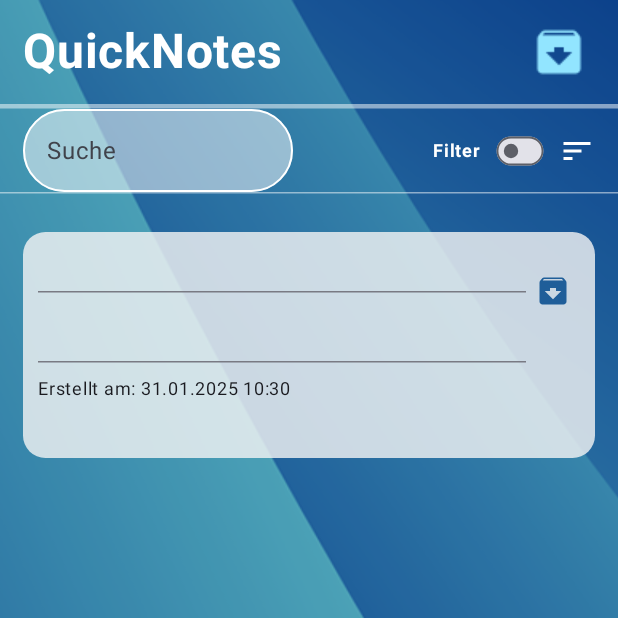
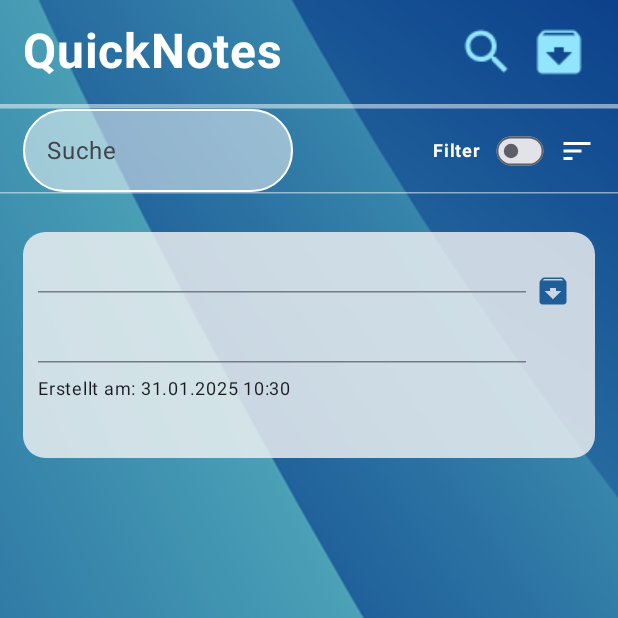
Before and after one commit to N-E-O-N-E/04-04-taskmanager-N-E-O-N-E, an Android app built with Jetpack Compose: the screen it shows after launch (MainActivity), after a tap on "Speichern", on a phone screen of 412 x 824 dp, the top half of it. Run offline under Robolectric (Android 15) with nearby library versions, the phone set to English and light mode, and no system bars; our stand-ins replace Room's generated code; 1 other tap on this screen came first.

```diff
--- a/app/src/main/java/de/syntax_institut/taskmanager/views/TodoList.kt
+++ b/app/src/main/java/de/syntax_institut/taskmanager/views/TodoList.kt
@@ -55,8 +55,10 @@
     viewModel: TodoViewModel = viewModel()
 ) {
     var textInput by remember { mutableStateOf("") }
+    var searchTextInput by remember { mutableStateOf("") }
     val sortState by viewModel.getSortState.collectAsState(initial = false)
     var showArchiveSheetState by remember { mutableStateOf(false) }
+    var showSearchField by remember { mutableStateOf(false) }
 
     if (showArchiveSheetState) {
         ModalBottomSheet(
@@ -97,6 +99,28 @@
                 text = "QuickNotes"
             )
 
+
+            IconButton(
+                modifier = Modifier.padding(0.dp),
+                onClick = {
+                    if (showSearchField) {
+                        showSearchField = false
+                        searchTextInput = ""
+
+                    } else {
+                        showSearchField = true
+                    }
+                }
+            ) {
+                Image(
+                    modifier = Modifier.scale(1.6f),
+                    painter = painterResource(id = R.drawable.baseline_search_24),
+                    contentDescription = "Archive",
+                    colorFilter = ColorFilter.tint(ArchivIcon),
+                )
+            }
+
+
             IconButton(
                 modifier = Modifier.padding(0.dp),
                 onClick = {
@@ -127,9 +151,10 @@
         )
         {
 
+            if (showSearchField) {
                 OutlinedTextField(
-                value = textInput,
-                onValueChange = { textInput = it },
+                    value = searchTextInput,
+                    onValueChange = { searchTextInput = it },
                     modifier = Modifier
                         .width(180.dp)
                         .height(55.dp)
@@ -144,6 +169,7 @@
                     ),
                     placeholder = { Text("Suche") }
                 )
+            }
 
             Spacer(modifier = Modifier.weight(1f))
 
--- /dev/null
+++ b/app/src/main/res/drawable/baseline_search_24.xml
@@ -0,0 +1,12 @@
+<vector xmlns:android="http://schemas.android.com/apk/res/android"
+    android:height="24dp"
+    android:tint="#000000"
+    android:viewportHeight="24"
+    android:viewportWidth="24"
+    android:width="24dp">
+
+    <path
+        android:fillColor="@android:color/white"
+        android:pathData="M15.5,14h-0.79l-0.28,-0.27C15.41,12.59 16,11.11 16,9.5 16,5.91 13.09,3 9.5,3S3,5.91 3,9.5 5.91,16 9.5,16c1.61,0 3.09,-0.59 4.23,-1.57l0.27,0.28v0.79l5,4.99L20.49,19l-4.99,-5zM9.5,14C7.01,14 5,11.99 5,9.5S7.01,5 9.5,5 14,7.01 14,9.5 11.99,14 9.5,14z" />
+
+</vector>
```
Lines whose indentation alone changed are shown as unchanged.
